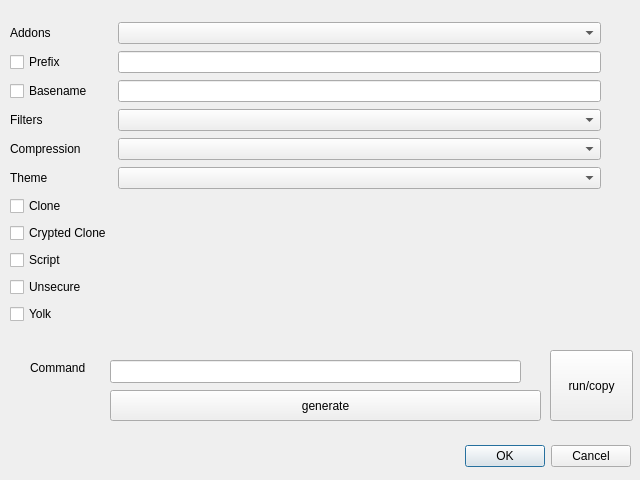
Before: the Qt Designer form src/ui/produce.ui in pieroproietti/pengui, drawn with Qt 5.
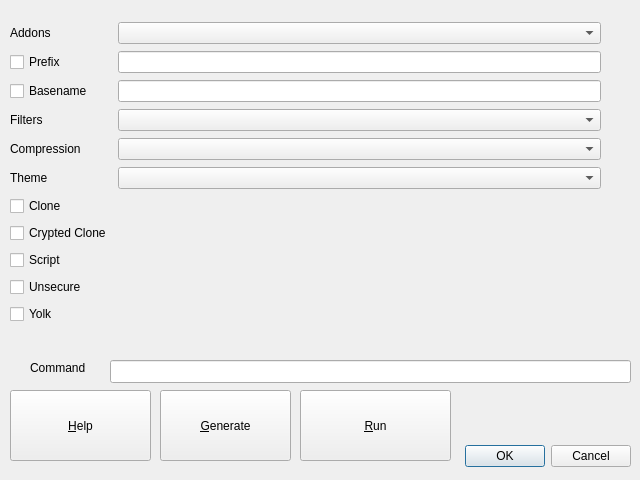
After: the same form once the commit is applied. Icons and pictures are not drawn.

What changed in the file:
```diff
--- a/src/ui/produce.ui
+++ b/src/ui/produce.ui
@@ -69,7 +69,7 @@
     <rect>
      <x>110</x>
      <y>360</y>
-     <width>411</width>
+     <width>521</width>
      <height>23</height>
     </rect>
    </property>
@@ -77,9 +77,9 @@
   <widget class="QPushButton" name="pushButtonRun">
    <property name="geometry">
     <rect>
-     <x>550</x>
-     <y>350</y>
-     <width>83</width>
+     <x>300</x>
+     <y>390</y>
+     <width>151</width>
      <height>71</height>
     </rect>
    </property>
@@ -87,23 +87,23 @@
     <string>run or copy ib ckuobiard the generated command</string>
    </property>
    <property name="text">
-    <string>run/copy</string>
+    <string>&amp;Run</string>
    </property>
   </widget>
   <widget class="QPushButton" name="pushButtonGenerate">
    <property name="geometry">
     <rect>
-     <x>110</x>
+     <x>160</x>
      <y>390</y>
-     <width>431</width>
-     <height>31</height>
+     <width>131</width>
+     <height>71</height>
     </rect>
    </property>
    <property name="toolTip">
     <string>generate the command</string>
    </property>
    <property name="text">
-    <string>generate</string>
+    <string>&amp;Generate</string>
    </property>
   </widget>
   <widget class="QWidget" name="layoutWidget">
@@ -273,6 +273,22 @@
     </item>
    </layout>
   </widget>
+  <widget class="QPushButton" name="pushButtonHelp">
+   <property name="geometry">
+    <rect>
+     <x>10</x>
+     <y>390</y>
+     <width>141</width>
+     <height>71</height>
+    </rect>
+   </property>
+   <property name="toolTip">
+    <string>run or copy ib ckuobiard the generated command</string>
+   </property>
+   <property name="text">
+    <string>&amp;Help</string>
+   </property>
+  </widget>
  </widget>
  <resources>
   <include location="resources.qrc"/>
```
